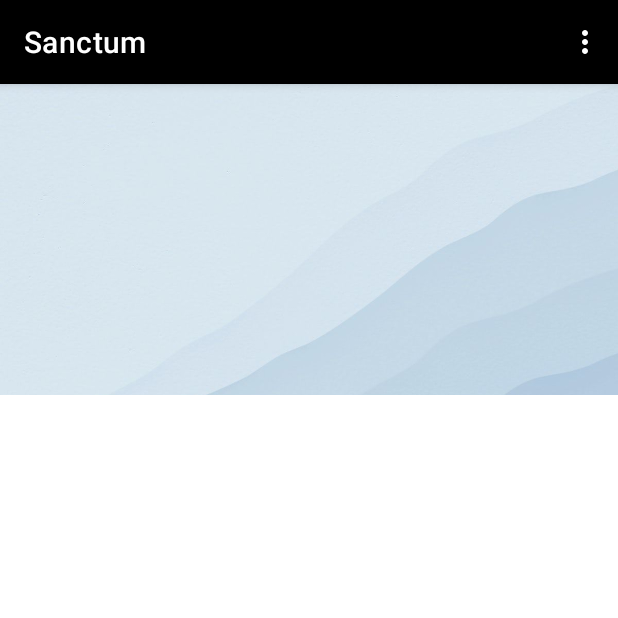
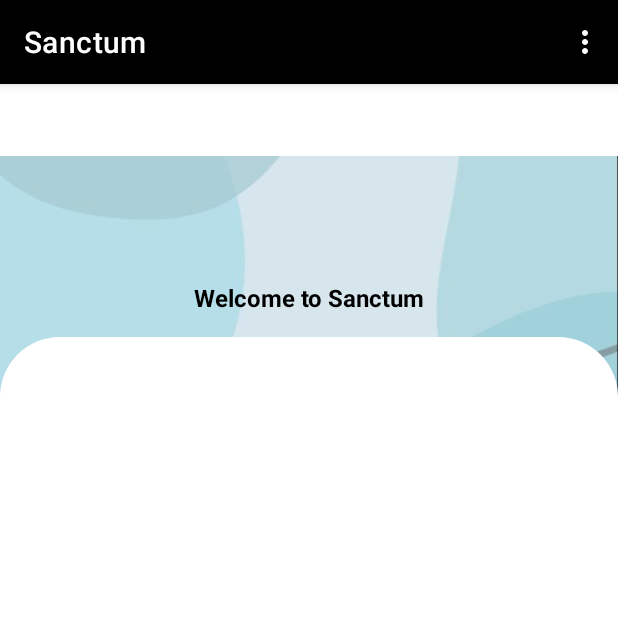
Before and after one commit to munaabuh/MyApplication, an Android app: the LogInActivity screen opened directly, with no data from a screen before it, on a phone screen of 412 x 824 dp, the top half of it. Run offline under Robolectric (Android 15) with nearby library versions, the phone set to English and light mode, and no system bars; 1 statement that could not run was skipped.

Commit message:
log in page design

```diff
--- a/app/src/main/AndroidManifest.xml
+++ b/app/src/main/AndroidManifest.xml
@@ -10,7 +10,7 @@
         android:supportsRtl="true"
         android:theme="@style/Theme.MyApplication">
         <activity
-            android:name=".WelcomeActivity"
+            android:name=".ProfileActivity"
             android:exported="true" />
         <activity
             android:name=".LogInActivity"
@@ -25,7 +25,7 @@
             android:name=".MainActivity"
             android:exported="true" />
         <activity
-            android:name=".ProfileActivity"
+            android:name=".WelcomeActivity"
             android:exported="true">
             <intent-filter>
                 <action android:name="android.intent.action.MAIN" />
--- /dev/null
+++ b/app/src/main/res/drawable/vie_bg.xml
@@ -0,0 +1,9 @@
+<?xml version="1.0" encoding="utf-8"?>
+<shape xmlns:android="http://schemas.android.com/apk/res/android"
+    android:shape="rectangle">
+    <solid android:color="@color/white"/>
+    <corners android:topLeftRadius="40dp"
+        android:topRightRadius="40dp"/>
+
+
+</shape>
--- a/app/src/main/res/layout/activity_log_in.xml
+++ b/app/src/main/res/layout/activity_log_in.xml
@@ -9,16 +9,66 @@
     tools:context=".LogInActivity">
 
     <ImageView
+        android:id="@+id/imageView"
         android:layout_width="wrap_content"
         android:layout_height="0dp"
-        android:src="@drawable/seconedblue"
-        app:layout_constraintHeight_percent="0.27"
         android:scaleType="centerCrop"
+        android:src="@drawable/blue"
+        app:layout_constraintBottom_toBottomOf="parent"
+        app:layout_constraintEnd_toEndOf="parent"
+        app:layout_constraintHeight_percent=".27"
+        app:layout_constraintStart_toStartOf="parent"
+        app:layout_constraintTop_toTopOf="parent"
+        app:layout_constraintVertical_bias="0" />
+
+    <androidx.constraintlayout.widget.ConstraintLayout
+        android:id="@+id/constraintLayout"
+        android:layout_width="match_parent"
+        android:layout_height="0dp"
+        android:background="@drawable/vie_bg"
+        app:layout_constraintBottom_toBottomOf="parent"
+        app:layout_constraintEnd_toEndOf="parent"
+        app:layout_constraintHeight_percent=".78"
+        app:layout_constraintStart_toStartOf="parent"
+        app:layout_constraintTop_toTopOf="parent"
+        app:layout_constraintVertical_bias="1">
+    </androidx.constraintlayout.widget.ConstraintLayout>
+
+    <androidx.viewpager.widget.ViewPager
+        android:id="@+id/view_pager"
+        android:layout_width="match_parent"
+        android:layout_height="0dp"
+        app:layout_constraintHeight_percent=".7"
+        app:layout_constraintBottom_toBottomOf="parent"
+        app:layout_constraintEnd_toEndOf="parent"
+        app:layout_constraintStart_toStartOf="parent"
+        app:layout_constraintTop_toTopOf="parent"
+        />
+
+    <com.google.android.material.tabs.TabLayout
+        android:id="@+id/table_layout"
+        android:layout_width="match_parent"
+        android:layout_height="wrap_content"
         app:layout_constraintVertical_bias="0"
-        app:layout_constraintBaseline_toBottomOf="parent"
+        app:layout_constraintBottom_toBottomOf="parent"
+        app:layout_constraintEnd_toEndOf="parent"
         app:layout_constraintStart_toStartOf="parent"
+        app:layout_constraintTop_toTopOf="parent"
+        />
+
+
+
+    <TextView
+        android:layout_width="wrap_content"
+        android:layout_height="wrap_content"
+        android:text="Welcome to Sanctum"
+        android:textColor="@color/black"
+        android:textSize="16sp"
+        android:textStyle="bold"
+        app:layout_constraintBottom_toTopOf="@id/constraintLayout"
         app:layout_constraintEnd_toEndOf="parent"
-        app:layout_constraintBaseline_toTopOf="parent"
+        app:layout_constraintStart_toStartOf="parent"
+        app:layout_constraintTop_toTopOf="@+id/view_pager"
         />
 
 
@@ -26,4 +76,11 @@
 
 
 
+
+
+
+
+
+
+
 </androidx.constraintlayout.widget.ConstraintLayout>
```
Also changed, not shown: app/src/main/res/layout/login_tab_fragment.xml (added, +56 -0 lines), app/src/main/res/drawable/blue.jpg (added), app/src/main/res/drawable/googlee.png (added), app/src/main/res/drawable/image.jpeg (added).
